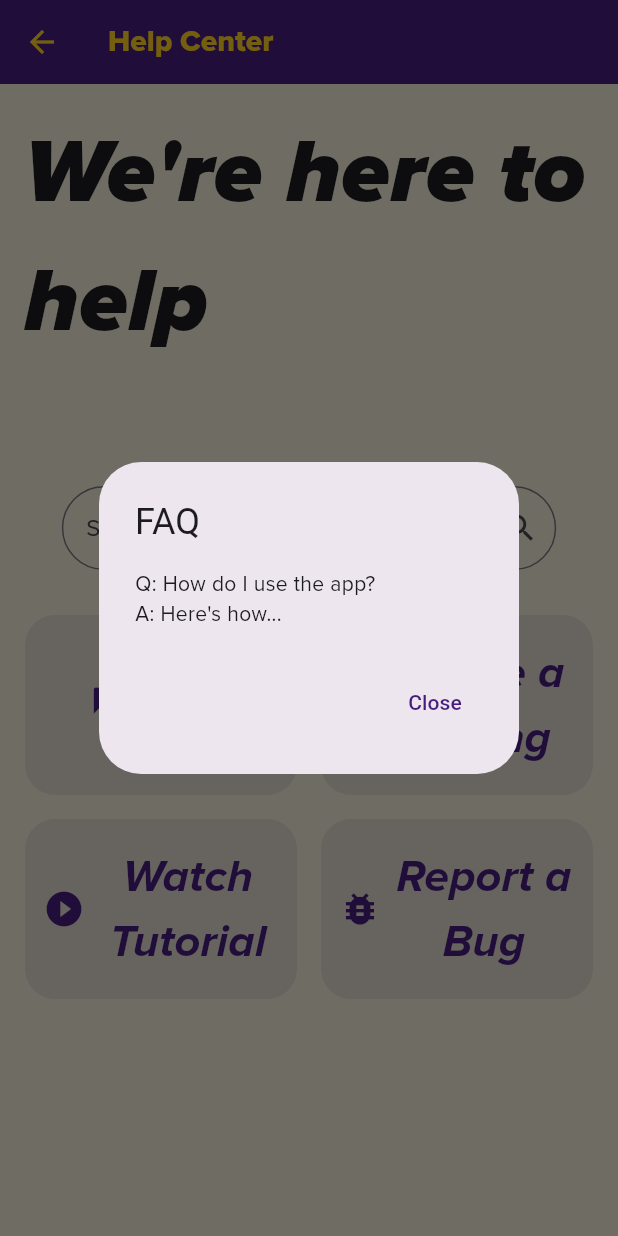
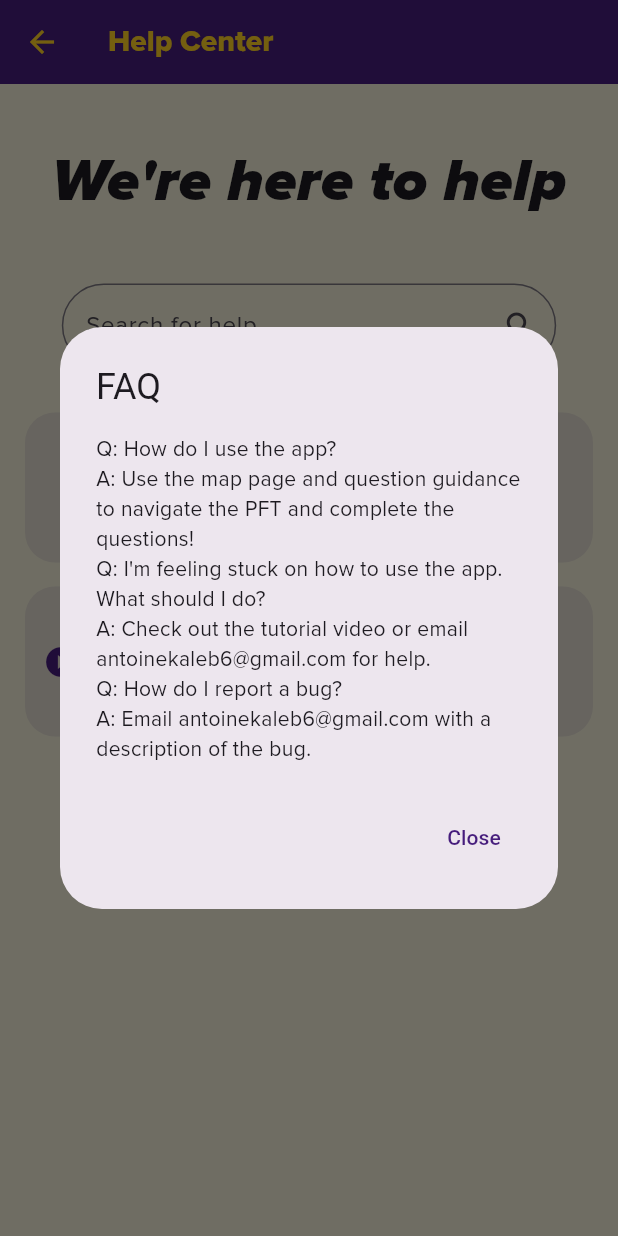
Before and after one commit to loraavie/branded_tour_app, a Flutter app: the HelpScreen screen opened directly, after a tap on "FAQ", on a phone screen of 412 x 824 dp. Run offline on Flutter 3.47's test engine with Material 3 defaults, Android fonts, the phone set to English and light mode, and no system bars; our stand-ins replace confetti, video_player, youtube_player_flutter.

Commit message:
added scrolling to help page and added a few more questions

```diff
--- a/lib/main.dart
+++ b/lib/main.dart
@@ -400,7 +400,7 @@ List<HelpButtonData> _helpButtons(BuildContext context) {
               (context) => AlertDialog(
                 title: const Text('FAQ'),
                 content: const Text(
-                  'Q: How do I use the app?\nA: Here\'s how...',
+                  'Q: How do I use the app?\nA: Use the map page and question guidance to navigate the PFT and complete the questions!\nQ: I\'m feeling stuck on how to use the app. What should I do?\nA: Check out the tutorial video or email antoinekaleb6@gmail.com for help. \nQ: How do I report a bug?\nA: Email antoinekaleb6@gmail.com with a description of the bug. ',
                 ),
                 actions: [
                   TextButton(
@@ -498,23 +498,25 @@ class _HelpScreenState extends State<HelpScreen> {
     return Scaffold(
       backgroundColor: Color(0xFFF1EED8),
       appBar: AppBar(title: const Text('Help Center')),
-      body: Padding(
+      body: SingleChildScrollView(
+        child: Padding(
           padding: const EdgeInsets.all(16.0),
           child: Column(
             crossAxisAlignment: CrossAxisAlignment.stretch,
             children: <Widget>[
+              const SizedBox(height: 20),
               const Center(
                 child: Text(
                   "We're here to help",
                   style: TextStyle(
-                  fontSize: 60,
+                    fontSize: 40,
                     fontFamily: "Proximanova",
                     fontStyle: FontStyle.italic,
                     fontWeight: FontWeight.w900,
                   ),
                 ),
               ),
-            const SizedBox(height: 80),
+              const SizedBox(height: 40),
 
               // Search bar
               Center(
@@ -534,7 +536,7 @@ class _HelpScreenState extends State<HelpScreen> {
               ),
               const SizedBox(height: 30),
 
-            // FAQ Button
+              // Help Buttons
               Wrap(
                 spacing: 16.0,
                 runSpacing: 16.0,
@@ -543,15 +545,15 @@ class _HelpScreenState extends State<HelpScreen> {
                   for (var buttonData in filteredButtons)
                     SizedBox(
                       width: MediaQuery.of(context).size.width * 0.44,
-                    height: 120,
+                      height: 100,
                       child: ElevatedButton.icon(
                         onPressed: buttonData.onPressed,
-                      icon: Icon(buttonData.icon, size: 28),
+                        icon: Icon(buttonData.icon, size: 24),
                         label: Text(
                           buttonData.label,
                           textAlign: TextAlign.center,
                           style: const TextStyle(
-                          fontSize: 30,
+                            fontSize: 24,
                             fontWeight: FontWeight.w200,
                             fontStyle: FontStyle.italic,
                             fontFamily: 'Proximanova',
@@ -565,14 +567,17 @@ class _HelpScreenState extends State<HelpScreen> {
                           backgroundColor: Theme.of(
                             context,
                           ).colorScheme.primary.withOpacity(0.1),
-                        foregroundColor: Theme.of(context).colorScheme.primary,
+                          foregroundColor:
+                              Theme.of(context).colorScheme.primary,
                           elevation: 0,
                         ),
                       ),
                     ),
                 ],
               ),
-          ],
+              const SizedBox(height: 20),
+            ],
+          ),
         ),
       ),
     );
@@ -898,27 +903,35 @@ final Map<String, QuestionData> questions = {
 
   // Third Floor Questions
   '3_1': QuestionData(
-    question: 'What is the name of the conference room on the third floor?',
-    imagePath: 'assets/conference_room.jpg',
+    question: 'Which one of these is a trophy contained in this trophy case?',
+    imagePath: 'Trophies.jpeg',
     options: [
-      'The Meeting Room',
-      'The Conference Center',
-      'The Board Room',
-      'The Assembly Room',
+      'Engineering Athletes Trophy',
+      'Extreme Physics Trophy',
+      'Canoe Racing Trophy',
+      'Engineering Olympiad Trophy',
     ],
     correctAnswer: 2,
   ),
   '3_2': QuestionData(
-    question: 'What is the name of the faculty office area on the third floor?',
-    imagePath: 'assets/faculty_offices.jpg',
+    question: 'What room on the third floor can this plane be found in?',
+    imagePath: 'airplane.jpeg',
+    options: ['3261', '3360', '3100', '3224'],
+    correctAnswer: 0,
+  ),
+  '3_3': QuestionData(
+    question:
+        'What is the name of the large copper colored device in this image?',
+    imagePath: 'teslacoil_farview.jpeg',
     options: [
-      'The Faculty Wing',
-      'The Professor\'s Area',
-      'The Academic Offices',
-      'The Faculty Section',
-    ],
-    correctAnswer: 0,
-  ),
+      'Student Engineering Experience',
+      'Tesla Coil Lab',
+      'Experimental Tesla Coil',
+      'Musical Tesla Coil',
+    ],
+    correctAnswer: 3,
+  ),
+
   // Add more questions for third floor...
 };
 
```
Lines whose indentation alone changed are shown as unchanged.
